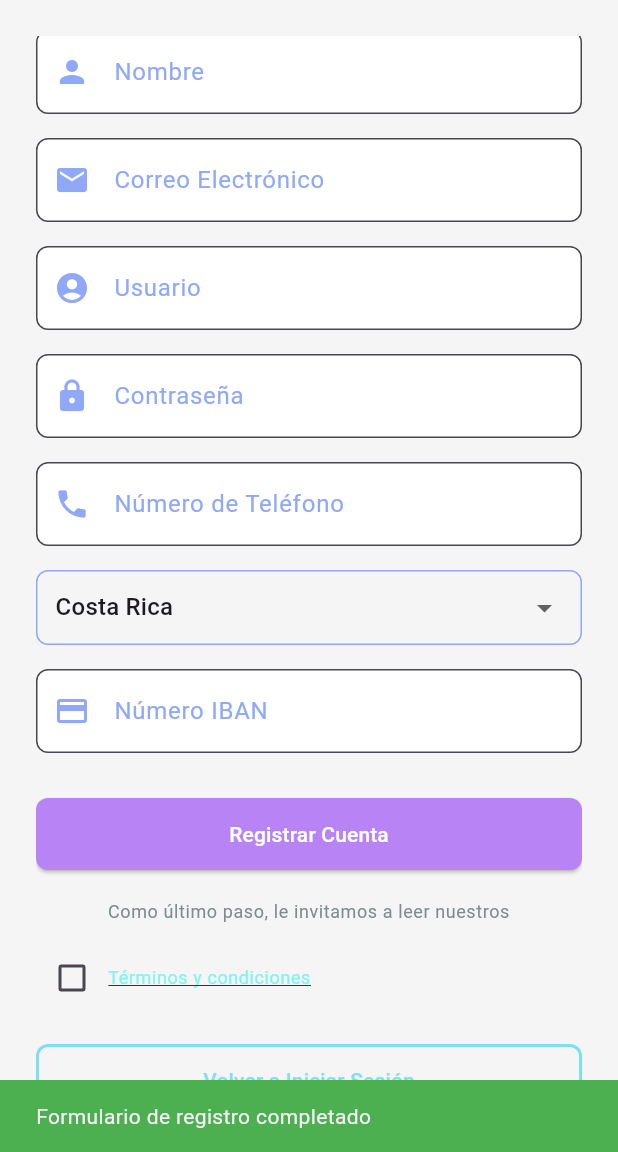
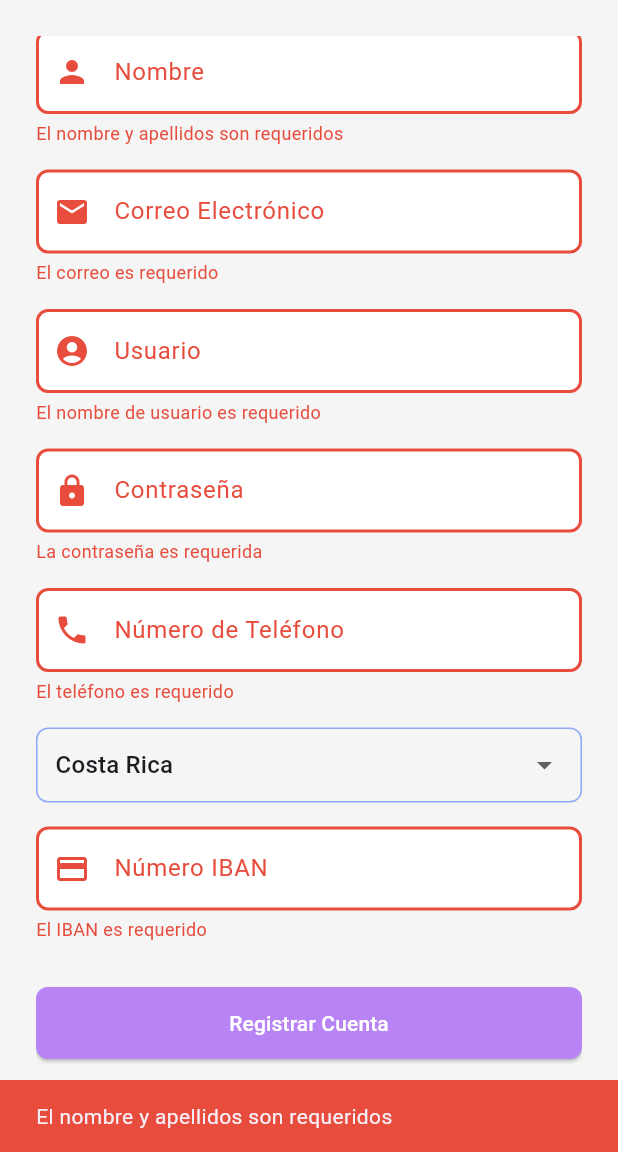
Before and after one commit to Rodiver-Baltodano/Proyect_IntelliHome, a Flutter app: the RegisterScreen screen opened by its route, scrolled down 210 dp, after a tap on "Registrar Cuenta", on a phone screen of 412 x 824 dp, the part 84-1236 px from its top. Run offline on Flutter 3.47's test engine with Material 3 defaults, Android fonts, the phone set to English and light mode, and no system bars; our stand-ins replace flutter_colorpicker, image_picker; accounts and stored records are empty.

Commit message:
Se integra GUI con el register
- Se invocan las funciones del archivo registro_service.dart al interactuar con la vista de registro.

```diff
--- a/intellihome/lib/screens/auth/register_screen.dart
+++ b/intellihome/lib/screens/auth/register_screen.dart
@@ -4,6 +4,8 @@ import 'package:path_provider/path_provider.dart';
 import 'package:path/path.dart' as p;
 import 'dart:io';
 import 'package:intellihome/config/app_colors.dart';
+import 'package:intellihome/modules/autenticacion/services/registro_service.dart';
+import 'package:intellihome/modules/autenticacion/repositories/usuario_repository.dart';
 
 class RegisterScreen extends StatefulWidget {
   const RegisterScreen({Key? key}) : super(key: key);
@@ -24,6 +26,11 @@ class _RegisterScreenState extends State<RegisterScreen> {
   bool _aceptaTerminos = false;
   File? _imagenPerfil;
   String? _rutaFoto;
+
+  late RegistroServicio _registroServicio;
+  bool _inicializado = false;
+  bool _cargando = false;
+  Map<String, String> _erroresValidacion = {};
 
   final List<String> _nacionalidades = [
     'Costa Rica',
@@ -53,33 +60,177 @@ class _RegisterScreenState extends State<RegisterScreen> {
     super.dispose();
   }
 
-  void _handleRegister() {
-    print('=== Registro de Usuario ===');
-    print('Nombre: ${_nombreController.text}');
-    print('Correo Electrónico: ${_correoController.text}');
-    print('Usuario: ${_usernameController.text}');
-    print('Contraseña: ${_contrasenaController.text}');
-    print('Teléfono: ${_telefonoController.text}');
-    print('Nacionalidad: $_nacionalidadSeleccionada');
-    print('IBAN: ${_ibanController.text}');
-    print('Acepta Términos: $_aceptaTerminos');
-    if (_rutaFoto != null) {
-      print('Foto guardada en: $_rutaFoto');
-    } else {
-      print('Foto: No seleccionada');
+  void _inicializarServicios() async {
+    try {
+      final appDir = await getApplicationDocumentsDirectory();
+      final rutaJson = p.join(appDir.path, 'usuarios_integrado.json');
+      final repositorio = UsuarioRepositorioJson(rutaArchivo: rutaJson);
+      _registroServicio = RegistroServicio(repositorio: repositorio);
+    } catch (e) {
+      print('Error inicializando servicios: $e');
     }
-    print('==========================');
+  }
 
-    ScaffoldMessenger.of(context).showSnackBar(
-      const SnackBar(
-        content: Text('Formulario de registro completado'),
-        backgroundColor: Colors.green,
-      ),
-    );
+  @override
+  void didChangeDependencies() {
+    super.didChangeDependencies();
+    if (!_inicializado) {
+      _inicializarServicios();
+      _inicializado = true;
+    }
+  }
+
+  void _handleRegister() async {
+    setState(() {
+      _cargando = true;
+      _erroresValidacion = {};
+    });
+
+    try {
+      // Usar ruta de la foto o un placeholder
+      final fotoPerfil = _rutaFoto ?? 'https://via.placeholder.com/150';
+
+      final resultado = await _registroServicio.registrarUsuario(
+        nombreApellidos: _nombreController.text.trim(),
+        username: _usernameController.text.trim(),
+        correo: _correoController.text.trim(),
+        telefono: _telefonoController.text.trim(),
+        contrasena: _contrasenaController.text,
+        nacionalidad: _nacionalidadSeleccionada,
+        numeroIBAN: _ibanController.text.trim(),
+        fotoPerfil: fotoPerfil,
+        aceptaTerminos: _aceptaTerminos,
+      );
+
+      if (resultado.exito) {
+        // Éxito
+        if (mounted) {
+          ScaffoldMessenger.of(context).showSnackBar(
+            SnackBar(
+              content: Text('¡Bienvenido ${resultado.usuario?.username}!'),
+              backgroundColor: AppColors.successColor,
+              duration: const Duration(seconds: 2),
+            ),
+          );
+
+          // Limpiar formulario
+          _nombreController.clear();
+          _correoController.clear();
+          _usernameController.clear();
+          _contrasenaController.clear();
+          _telefonoController.clear();
+          _ibanController.clear();
+          setState(() {
+            _imagenPerfil = null;
+            _rutaFoto = null;
+            _aceptaTerminos = false;
+          });
+
+          // Navegar a login después de 2 segundos
+          Future.delayed(const Duration(seconds: 2), () {
+            if (mounted) {
+              Navigator.pushReplacementNamed(context, '/login');
+            }
+          });
+        }
+      } else {
+        // Error(es)
+        if (mounted) {
+          setState(() {
+            _erroresValidacion = resultado.errores;
+          });
+
+          // Mostrar mensaje de error principal
+          final primerError = resultado.errores.values.first;
+          ScaffoldMessenger.of(context).showSnackBar(
+            SnackBar(
+              content: Text(primerError),
+              backgroundColor: AppColors.errorColor,
+              duration: const Duration(seconds: 3),
+            ),
+          );
+        }
+      }
+    } catch (e) {
+      if (mounted) {
+        ScaffoldMessenger.of(context).showSnackBar(
+          SnackBar(
+            content: Text('Error: $e'),
+            backgroundColor: AppColors.errorColor,
+          ),
+        );
+      }
+    } finally {
+      if (mounted) {
+        setState(() {
+          _cargando = false;
+        });
+      }
+    }
   }
 
   void _handleTerminosAndCondiciones() {
     print('Hipervinculo de Términos y Condiciones presionado');
+  }
+
+  /// Construye un TextField con validación visual
+  Widget _buildTextField({
+    required TextEditingController controller,
+    required String label,
+    required String fieldKey,
+    TextInputType keyboardType = TextInputType.text,
+    bool obscureText = false,
+    IconData? icon,
+  }) {
+    final tieneError = _erroresValidacion.containsKey(fieldKey);
+
+    return Column(
+      crossAxisAlignment: CrossAxisAlignment.start,
+      children: [
+        TextField(
+          controller: controller,
+          obscureText: obscureText,
+          keyboardType: keyboardType,
+          decoration: InputDecoration(
+            labelText: label,
+            labelStyle: TextStyle(
+              color: tieneError ? AppColors.errorColor : AppColors.secondaryColor,
+            ),
+            border: OutlineInputBorder(
+              borderRadius: BorderRadius.circular(8),
+            ),
+            focusedBorder: OutlineInputBorder(
+              borderRadius: BorderRadius.circular(8),
+              borderSide: BorderSide(
+                color: tieneError ? AppColors.errorColor : AppColors.primaryColor,
+                width: 2,
+              ),
+            ),
+            enabledBorder: OutlineInputBorder(
+              borderRadius: BorderRadius.circular(8),
+              borderSide: BorderSide(
+                color: tieneError ? AppColors.errorColor : Colors.grey,
+                width: tieneError ? 2 : 1,
+              ),
+            ),
+            prefixIcon: Icon(
+              icon,
+              color: tieneError ? AppColors.errorColor : AppColors.secondaryColor,
+            ),
+          ),
+        ),
+        if (tieneError) ...[
+          const SizedBox(height: 4),
+          Text(
+            _erroresValidacion[fieldKey] ?? '',
+            style: TextStyle(
+              color: AppColors.errorColor,
+              fontSize: 12,
+            ),
+          ),
+        ],
+      ],
+    );
   }
 
   Future<void> _seleccionarFoto() async {
@@ -210,85 +361,50 @@ class _RegisterScreenState extends State<RegisterScreen> {
               const SizedBox(height: 30),
 
               // Campo de nombre
-              TextField(
+              _buildTextField(
                 controller: _nombreController,
-                decoration: InputDecoration(
-                  labelText: 'Nombre',
-                  labelStyle: TextStyle(color: AppColors.secondaryColor),
-                  border: OutlineInputBorder(borderRadius: BorderRadius.circular(8)),
-                  focusedBorder: OutlineInputBorder(
-                    borderRadius: BorderRadius.circular(8),
-                    borderSide: BorderSide(color: AppColors.primaryColor, width: 2),
-                  ),
-                  prefixIcon: Icon(Icons.person, color: AppColors.secondaryColor),
-                ),
+                label: 'Nombre',
+                fieldKey: 'nombreApellidos',
+                icon: Icons.person,
               ),
               const SizedBox(height: 16),
 
               // Campo de correo
-              TextField(
+              _buildTextField(
                 controller: _correoController,
-                decoration: InputDecoration(
-                  labelText: 'Correo Electrónico',
-                  labelStyle: TextStyle(color: AppColors.secondaryColor),
-                  border: OutlineInputBorder(borderRadius: BorderRadius.circular(8)),
-                  focusedBorder: OutlineInputBorder(
-                    borderRadius: BorderRadius.circular(8),
-                    borderSide: BorderSide(color: AppColors.primaryColor, width: 2),
-                  ),
-                  prefixIcon: Icon(Icons.email, color: AppColors.secondaryColor),
-                ),
+                label: 'Correo Electrónico',
+                fieldKey: 'correo',
                 keyboardType: TextInputType.emailAddress,
+                icon: Icons.email,
               ),
               const SizedBox(height: 16),
 
               // Campo de usuario
-              TextField(
+              _buildTextField(
                 controller: _usernameController,
-                decoration: InputDecoration(
-                  labelText: 'Usuario',
-                  labelStyle: TextStyle(color: AppColors.secondaryColor),
-                  border: OutlineInputBorder(borderRadius: BorderRadius.circular(8)),
-                  focusedBorder: OutlineInputBorder(
-                    borderRadius: BorderRadius.circular(8),
-                    borderSide: BorderSide(color: AppColors.primaryColor, width: 2),
-                  ),
-                  prefixIcon: Icon(Icons.account_circle, color: AppColors.secondaryColor),
-                ),
+                label: 'Usuario',
+                fieldKey: 'username',
+                icon: Icons.account_circle,
               ),
               const SizedBox(height: 16),
 
               // Campo de contraseña
-              TextField(
+              _buildTextField(
                 controller: _contrasenaController,
+                label: 'Contraseña',
+                fieldKey: 'contrasena',
                 obscureText: true,
-                decoration: InputDecoration(
-                  labelText: 'Contraseña',
-                  labelStyle: TextStyle(color: AppColors.secondaryColor),
-                  border: OutlineInputBorder(borderRadius: BorderRadius.circular(8)),
-                  focusedBorder: OutlineInputBorder(
-                    borderRadius: BorderRadius.circular(8),
-                    borderSide: BorderSide(color: AppColors.primaryColor, width: 2),
-                  ),
-                  prefixIcon: Icon(Icons.lock, color: AppColors.secondaryColor),
-                ),
+                icon: Icons.lock,
               ),
               const SizedBox(height: 16),
 
               // Campo de teléfono
-              TextField(
+              _buildTextField(
                 controller: _telefonoController,
-                decoration: InputDecoration(
-                  labelText: 'Número de Teléfono',
-                  labelStyle: TextStyle(color: AppColors.secondaryColor),
-                  border: OutlineInputBorder(borderRadius: BorderRadius.circular(8)),
-                  focusedBorder: OutlineInputBorder(
-                    borderRadius: BorderRadius.circular(8),
-                    borderSide: BorderSide(color: AppColors.primaryColor, width: 2),
-                  ),
-                  prefixIcon: Icon(Icons.phone, color: AppColors.secondaryColor),
-                ),
+                label: 'Número de Teléfono',
+                fieldKey: 'telefono',
                 keyboardType: TextInputType.phone,
+                icon: Icons.phone,
               ),
               const SizedBox(height: 16),
 
@@ -324,18 +440,11 @@ class _RegisterScreenState extends State<RegisterScreen> {
               const SizedBox(height: 16),
 
               // Campo de IBAN
-              TextField(
+              _buildTextField(
                 controller: _ibanController,
-                decoration: InputDecoration(
-                  labelText: 'Número IBAN',
-                  labelStyle: TextStyle(color: AppColors.secondaryColor),
-                  border: OutlineInputBorder(borderRadius: BorderRadius.circular(8)),
-                  focusedBorder: OutlineInputBorder(
-                    borderRadius: BorderRadius.circular(8),
-                    borderSide: BorderSide(color: AppColors.primaryColor, width: 2),
-                  ),
-                  prefixIcon: Icon(Icons.credit_card, color: AppColors.secondaryColor),
-                ),
+                label: 'Número IBAN',
+                fieldKey: 'numeroIBAN',
+                icon: Icons.credit_card,
               ),
               const SizedBox(height: 30),
 
@@ -346,8 +455,17 @@ class _RegisterScreenState extends State<RegisterScreen> {
                   foregroundColor: Colors.white,
                   padding: const EdgeInsets.symmetric(vertical: 14),
                 ),
-                onPressed: _handleRegister,
-                child: const Text('Registrar Cuenta'),
+                onPressed: _cargando ? null : _handleRegister,
+                child: _cargando
+                    ? const SizedBox(
+                        height: 20,
+                        width: 20,
+                        child: CircularProgressIndicator(
+                          valueColor: AlwaysStoppedAnimation<Color>(Colors.white),
+                          strokeWidth: 2,
+                        ),
+                      )
+                    : const Text('Registrar Cuenta'),
               ),
               const SizedBox(height: 20),
 
```
